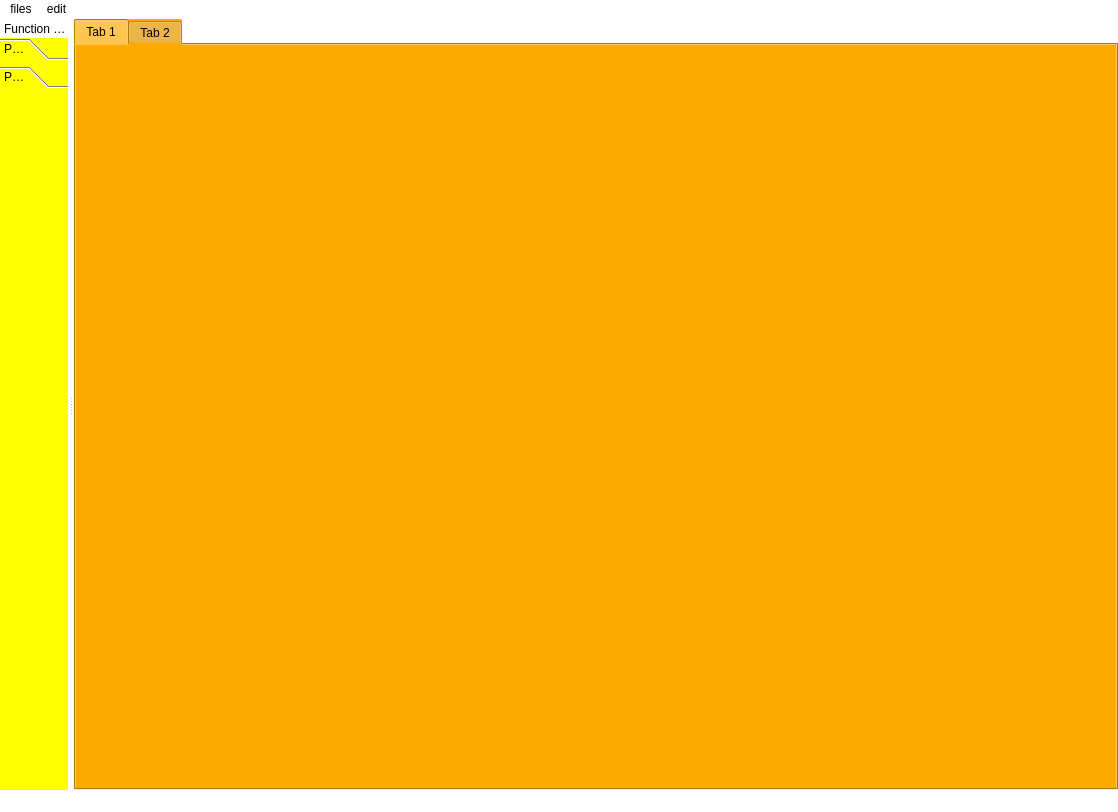
The window that GUI_part/main_window.ui (Hql1998/graduation_design) describes before a commit, drawn with Qt 5.
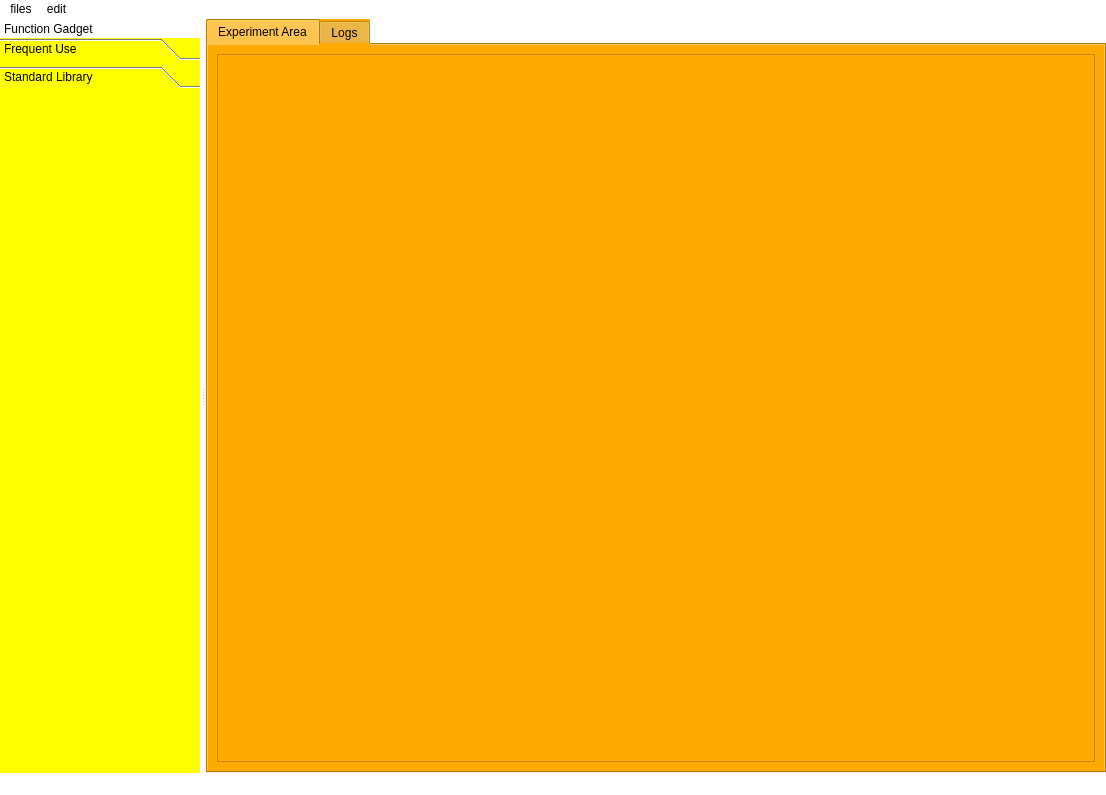
The same window after the commit. The open tabs and pages were chosen to show the change. Icons and pictures are not drawn.

What changed in the file:
```diff
--- a/GUI_part/main_window.ui
+++ b/GUI_part/main_window.ui
@@ -6,8 +6,8 @@
    <rect>
     <x>0</x>
     <y>0</y>
-    <width>1118</width>
-    <height>812</height>
+    <width>1104</width>
+    <height>795</height>
    </rect>
   </property>
   <property name="windowTitle">
@@ -21,9 +21,6 @@
   </property>
   <widget class="QWidget" name="centralwidget">
    <layout class="QHBoxLayout" name="horizontalLayout">
-    <property name="spacing">
-     <number>0</number>
-    </property>
     <property name="leftMargin">
      <number>0</number>
     </property>
@@ -38,6 +35,15 @@
     </property>
     <item>
      <widget class="QTabWidget" name="tabWidget">
+      <property name="enabled">
+       <bool>true</bool>
+      </property>
+      <property name="minimumSize">
+       <size>
+        <width>900</width>
+        <height>750</height>
+       </size>
+      </property>
       <property name="styleSheet">
        <string notr="true">background-color: rgb(255, 170, 0);</string>
       </property>
@@ -46,12 +52,34 @@
       </property>
       <widget class="QWidget" name="tab">
        <attribute name="title">
-        <string>Tab 1</string>
+        <string>Experiment Area</string>
        </attribute>
+       <layout class="QHBoxLayout" name="horizontalLayout_4">
+        <item>
+         <widget class="QScrollArea" name="draw_scroll_area">
+          <property name="widgetResizable">
+           <bool>true</bool>
+          </property>
+          <widget class="QWidget" name="draw_scroll_area_content">
+           <property name="geometry">
+            <rect>
+             <x>0</x>
+             <y>0</y>
+             <width>874</width>
+             <height>705</height>
+            </rect>
+           </property>
+           <property name="styleSheet">
+            <string notr="true">background-image: url(:/draw_tab/draw_back_grid.png);</string>
+           </property>
+          </widget>
+         </widget>
+        </item>
+       </layout>
       </widget>
       <widget class="QWidget" name="tab_2">
        <attribute name="title">
-        <string>Tab 2</string>
+        <string>Logs</string>
        </attribute>
       </widget>
      </widget>
@@ -63,7 +91,7 @@
     <rect>
      <x>0</x>
      <y>0</y>
-     <width>1118</width>
+     <width>1104</width>
      <height>23</height>
     </rect>
    </property>
@@ -83,6 +111,12 @@
   </widget>
   <widget class="QStatusBar" name="statusbar"/>
   <widget class="QDockWidget" name="dockWidget">
+   <property name="minimumSize">
+    <size>
+     <width>200</width>
+     <height>143</height>
+    </size>
+   </property>
    <property name="maximumSize">
     <size>
      <width>400</width>
@@ -143,7 +177,7 @@
          </rect>
         </property>
         <attribute name="label">
-         <string>Page 1</string>
+         <string>Frequent Use</string>
         </attribute>
         <widget class="QWidget" name="widget" native="true">
          <property name="geometry">
@@ -161,23 +195,18 @@
          <rect>
           <x>0</x>
           <y>0</y>
-          <width>400</width>
-          <height>693</height>
+          <width>200</width>
+          <height>676</height>
          </rect>
         </property>
         <attribute name="label">
-         <string>Page 2</string>
+         <string>Standard Library</string>
         </attribute>
-        <widget class="QWidget" name="widget_2" native="true">
-         <property name="geometry">
-          <rect>
-           <x>0</x>
-           <y>30</y>
-           <width>241</width>
-           <height>421</height>
-          </rect>
-         </property>
-        </widget>
+        <layout class="QHBoxLayout" name="horizontalLayout_3">
+         <item>
+          <widget class="QWidget" name="widget_2" native="true"/>
+         </item>
+        </layout>
        </widget>
       </widget>
      </item>
```
Left out of the diff: 51 changed lines with no effect on the pictures.
